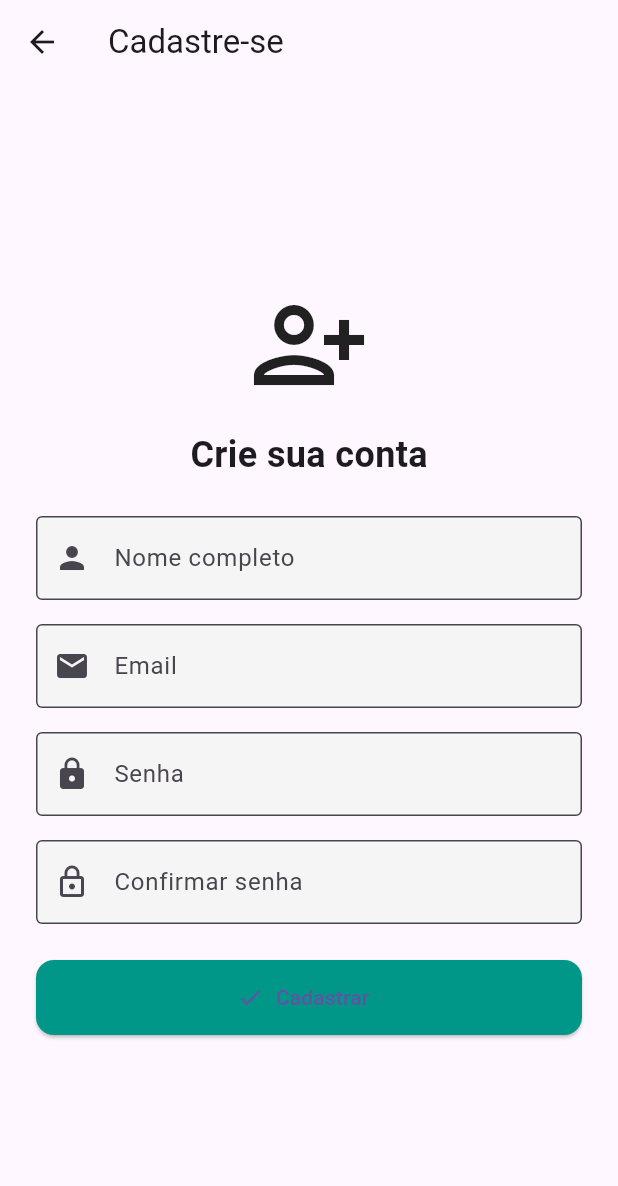
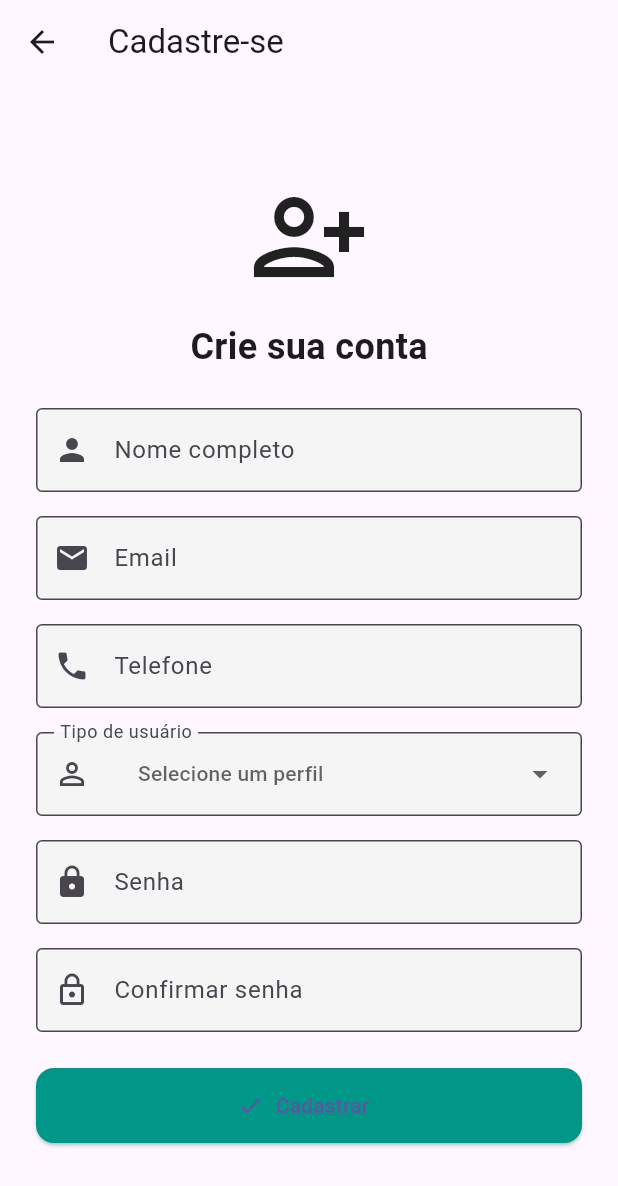
Before and after one commit to joae1234/TCC-MedicineBox, a Flutter app: the SignUpPage screen opened directly, on a phone screen of 412 x 824 dp. Shown: the top 1186 px of the screen. Run offline on Flutter 3.47's test engine with Material 3 defaults, Android fonts, the phone set to English and light mode, and no system bars; our stand-ins replace dropdown_button2, mask_text_input_formatter, supabase_flutter; missing offline and left inert: mqtt_client; accounts and stored records are empty.

```diff
--- a/medicine_box/lib/models/profile_model.dart
+++ b/medicine_box/lib/models/profile_model.dart
@@ -3,12 +3,16 @@ class Profile {
   final String email;
   final String fullName;
   final String role; // 'patient' | 'caregiver' | 'both'
+  final String phoneNumber;
+  final String? caregiverId;
 
   Profile({
     required this.id,
     required this.email,
     required this.fullName,
     required this.role,
+    required this.phoneNumber,
+    required this.caregiverId,
   });
 
   factory Profile.fromMap(Map<String, dynamic> m) => Profile(
@@ -16,6 +20,8 @@ class Profile {
     email: m['email'] as String,
     fullName: m['full_name'] as String,
     role: m['role'] as String,
+    phoneNumber: m['phone_number'] as String,
+    caregiverId: m['caregiver_id'] as String?,
   );
 
   Map<String, dynamic> toMap() => {
@@ -23,5 +29,7 @@ class Profile {
     'email': email,
     'full_name': fullName,
     'role': role,
+    'phone_number': phoneNumber,
+    'caregiver_id': caregiverId,
   };
 }
--- a/medicine_box/lib/pages/sign_up_page.dart
+++ b/medicine_box/lib/pages/sign_up_page.dart
@@ -3,6 +3,8 @@ import '../services/auth_service.dart';
 import '../services/profile_service.dart';
 import '../models/profile_model.dart';
 import 'medication_list_page.dart';
+import 'package:mask_text_input_formatter/mask_text_input_formatter.dart';
+import 'package:dropdown_button2/dropdown_button2.dart';
 
 class SignUpPage extends StatefulWidget {
   const SignUpPage({Key? key}) : super(key: key);
@@ -15,6 +17,14 @@ class _SignUpPageState extends State<SignUpPage> {
   final _passCtrl = TextEditingController();
   final _confirmCtrl = TextEditingController();
   final _nameCtrl = TextEditingController();
+  final _phoneCtrl = TextEditingController();
+  final _phoneFormatter = MaskTextInputFormatter(
+    mask: '(##) #####-####',
+    filter: { "#": RegExp(r'[0-9]') },
+    type: MaskAutoCompletionType.lazy,
+  );
+  final _roles_list = ['patient', 'caregiver'];
+  String _roleCtrl = '';
   bool _loading = false;
 
   @override
@@ -23,7 +33,9 @@ class _SignUpPageState extends State<SignUpPage> {
     _passCtrl.dispose();
     _confirmCtrl.dispose();
     _nameCtrl.dispose();
+    _phoneCtrl.dispose();
     super.dispose();
+    _roleCtrl = '';
   }
 
   Future<void> _doSignUp() async {
@@ -31,6 +43,8 @@ class _SignUpPageState extends State<SignUpPage> {
     final pass = _passCtrl.text;
     final confirm = _confirmCtrl.text;
     final fullName = _nameCtrl.text.trim();
+    final phoneNumber = _phoneFormatter.getUnmaskedText();
+    final role = _roleCtrl;
 
     if (email.isEmpty || pass.isEmpty || fullName.isEmpty) {
       ScaffoldMessenger.of(context).showSnackBar(
@@ -50,7 +64,7 @@ class _SignUpPageState extends State<SignUpPage> {
       await AuthService().signUp(email, pass);
       final user = AuthService().currentUser!;
       await ProfileService().upsertProfile(
-        Profile(id: user.id, email: user.email!, fullName: fullName, role: 'patient'),
+        Profile(id: user.id, email: user.email!, fullName: fullName, role: role, phoneNumber: phoneNumber, caregiverId: null),
       );
 
       Navigator.pushAndRemoveUntil(
@@ -102,6 +116,48 @@ class _SignUpPageState extends State<SignUpPage> {
                 ),
                 const SizedBox(height: 16),
                 TextField(
+                  controller: _phoneCtrl,
+                  keyboardType: TextInputType.phone,
+                  inputFormatters: [_phoneFormatter],
+                  decoration: const InputDecoration(
+                    labelText: 'Telefone',
+                    prefixIcon: Icon(Icons.phone),
+                    border: OutlineInputBorder(),
+                  ),
+                ),
+                const SizedBox(height: 16),
+                DropdownButtonFormField2<String>(
+                  isExpanded: true,
+                  decoration: const InputDecoration(
+                    labelText: 'Tipo de usuário',
+                    prefixIcon: Icon(Icons.person_outline),
+                    border: OutlineInputBorder(),
+                  ),
+                  hint: const Text(
+                    'Selecione um perfil',
+                    style: TextStyle(fontSize: 14),
+                  ),
+                  items: _roles_list.map((role) {
+                    return DropdownMenuItem<String>(
+                      value: role,
+                      child: Text(
+                        role[0].toUpperCase() + role.substring(1),
+                        style: const TextStyle(fontSize: 14),
+                      ),
+                    );
+                  }).toList(),
+                  value: _roleCtrl.isEmpty ? null : _roleCtrl,
+                  onChanged: (value) {
+                    setState(() {
+                      _roleCtrl = value!;
+                    });
+                  },
+                  dropdownStyleData: DropdownStyleData(
+                    maxHeight: 200, // altura máxima do menu
+                  ),
+                ),
+                const SizedBox(height: 16),
+                TextField(
                   controller: _passCtrl,
                   obscureText: true,
                   decoration: const InputDecoration(
--- a/medicine_box/pubspec.yaml
+++ b/medicine_box/pubspec.yaml
@@ -38,6 +38,8 @@ dependencies:
   # The following adds the Cupertino Icons font to your application.
   # Use with the CupertinoIcons class for iOS style icons.
   cupertino_icons: ^1.0.8
+  mask_text_input_formatter: ^2.9.0
+  dropdown_button2: ^2.3.9
 
 dev_dependencies:
   flutter_test:
```
Also changed, not shown: medicine_box/lib/pages/medication_form_page.dart (+16 -9 lines), medicine_box/lib/pages/medication_list_page.dart (+84 -9 lines), medicine_box/lib/services/medication_schedule_service.dart (added, +72 -0 lines), medicine_box/lib/services/medication_service.dart (+17 -10 lines), medicine_box/lib/services/mqtt_service.dart (+5 -2 lines), medicine_box/lib/services/profile_service.dart (+15 -0 lines), medicine_box/flutter_01.png (added), medicine_box/flutter_02.png (added), medicine_box/pubspec.lock.
